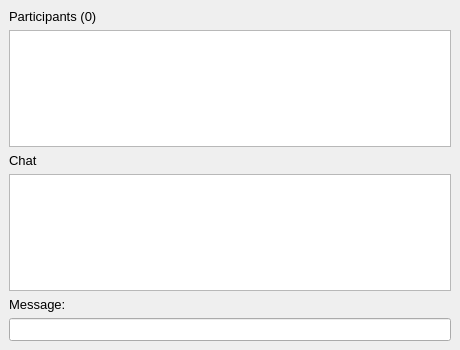
Old version of the form client/src/ui/chatdialog.ui in the repository klaalk/klapklap.
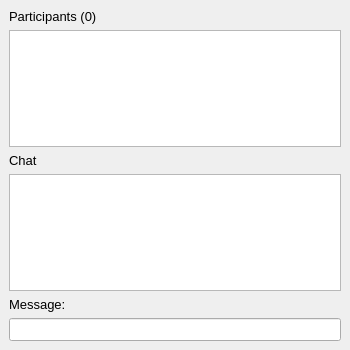
New version of the form.

The edit to the form file:
```diff
--- a/client/src/ui/chatdialog.ui
+++ b/client/src/ui/chatdialog.ui
@@ -6,7 +6,7 @@
    <rect>
     <x>0</x>
     <y>0</y>
-    <width>460</width>
+    <width>350</width>
     <height>350</height>
    </rect>
   </property>
@@ -24,7 +24,7 @@
   </property>
   <property name="maximumSize">
    <size>
-    <width>500</width>
+    <width>350</width>
     <height>16777215</height>
    </size>
   </property>
```
